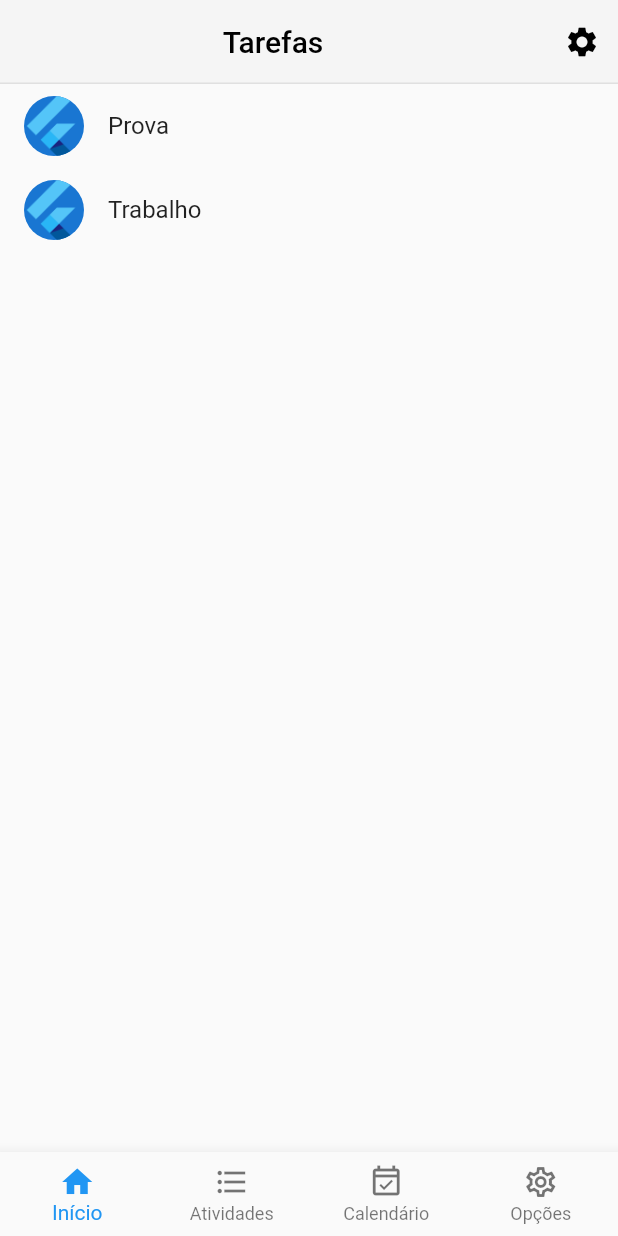
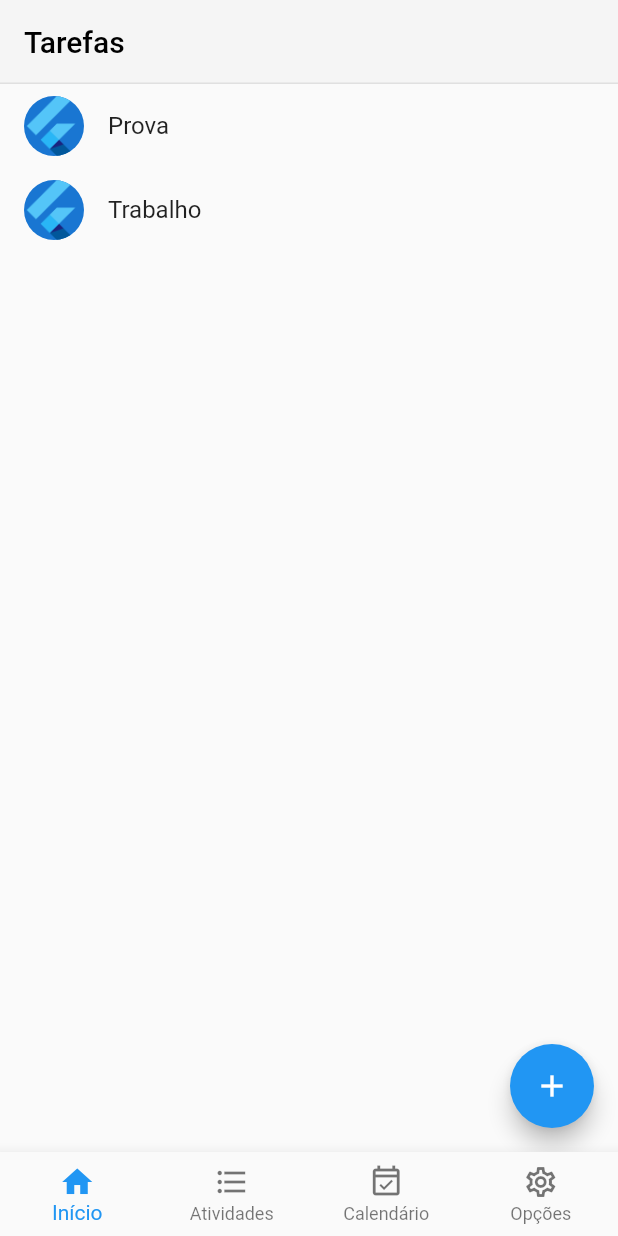
Before and after one commit to habibasseiss/school_planner, a Flutter app: the screen it shows after launch, swiped to page 2, on a phone screen of 412 x 824 dp. Run offline on Flutter 3.47's test engine with Material 2 defaults, Android fonts, the phone set to English and light mode, and no system bars; our stand-ins replace flutter_svg.

Commit message:
add task button

```diff
--- a/lib/src/sample_feature/tasks_list_view.dart
+++ b/lib/src/sample_feature/tasks_list_view.dart
@@ -1,5 +1,4 @@
 import 'package:flutter/material.dart';
-import '../settings/settings_view.dart';
 import 'package:school_planner/src/models/task.dart';
 import 'tasks_details_view.dart';
 
@@ -9,24 +8,32 @@ class SampleItemListView extends StatelessWidget {
 
   static const routeName = '/';
 
+  void pressAddButton(BuildContext context) {
+    // TODO: Add a new task
+  }
+
   @override
   Widget build(BuildContext context) {
     final List<Task> items = Task.tasks;
     return Scaffold(
       appBar: AppBar(
-        title: Center(child: Text('Tarefas')),
+        title: const Text('Tarefas'),
         actions: [
-          IconButton(
-            icon: const Icon(Icons.settings),
-            onPressed: () {
-              // Navigate to the settings page. If the user leaves and returns
-              // to the app after it has been killed while running in the
-              // background, the navigation stack is restored.
-              Navigator.restorablePushNamed(context, SettingsView.routeName);
-            },
-          ),
+          // if platform is ios
+          if (Theme.of(context).platform == TargetPlatform.iOS)
+            IconButton(
+              icon: const Icon(Icons.add),
+              onPressed: () => pressAddButton(context),
+            ),
         ],
       ),
+
+      floatingActionButton: Theme.of(context).platform == TargetPlatform.android
+          ? FloatingActionButton(
+              child: const Icon(Icons.add),
+              onPressed: () => pressAddButton(context),
+            )
+          : null,
 
       // To work with lists that may contain a large number of items, it’s best
       // to use the ListView.builder constructor.
```
